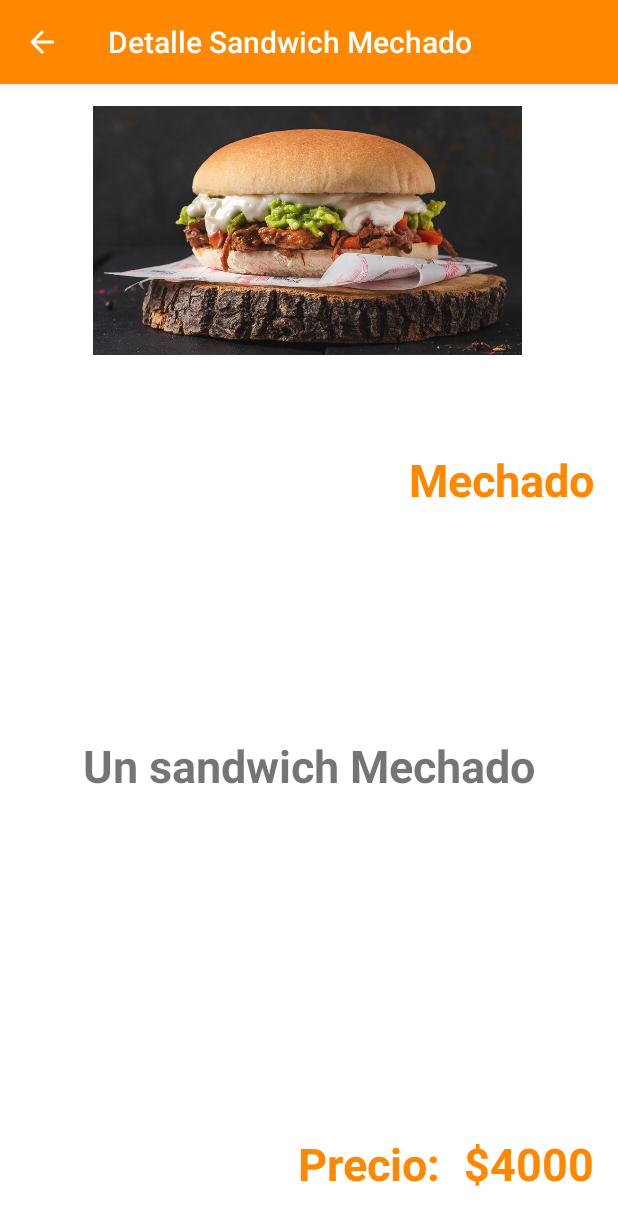
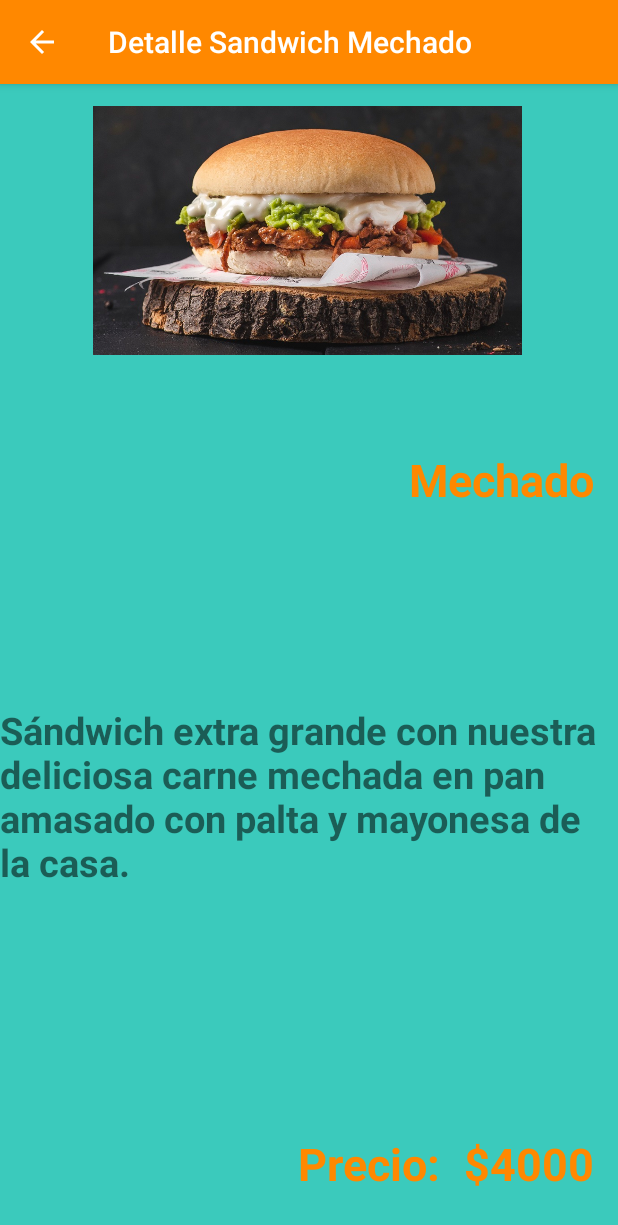
Before and after one commit to MarceloYevenes/ProyectoFinal, an Android app: the ListaSandwiches screen opened directly, with no data from a screen before it, after a tap on "MECHADO", on a phone screen of 412 x 824 dp. Shown: the top 1225 px of the screen. Run offline under Robolectric (Android 15) with nearby library versions, the phone set to English and light mode, and no system bars.

Commit message:
Correciones finales en los string fondo de pantalla e interfaz final, además de las descripciones.

```diff
--- a/app/src/main/java/com/example/proyectofinal/DetallesSandwich.java
+++ b/app/src/main/java/com/example/proyectofinal/DetallesSandwich.java
@@ -4,7 +4,7 @@ package com.example.proyectofinal;
 import android.annotation.SuppressLint;
 import android.content.Intent;
 import android.os.Bundle;
-import android.util.Log;
+
 import android.widget.ImageView;
 import android.widget.TextView;
 import androidx.appcompat.app.AppCompatActivity;
@@ -32,9 +32,9 @@ public class DetallesSandwich extends AppCompatActivity {
         descripcion_sandwich = intent.getStringExtra("descripcion_sandwich");
         imagen_sandwich = intent.getIntExtra("imagen_sandwich",R.drawable.no_disponible);
 
-        Log.i("infoo",""+imagen_sandwich);
+
         //TITULO AL ACTIVITY
-        this.setTitle("Detalle Sandwich "+nombre_sandwich);
+        this.setTitle(getString(R.string.detalle)+" "+nombre_sandwich);
 
         //SE INSTANCIA LAS ID DE LOS OBJETOS
         nombreID = findViewById(R.id.nombreID);
@@ -44,7 +44,7 @@ public class DetallesSandwich extends AppCompatActivity {
 
         //TRASPASO DE DATOS RECIBIDOS DE LA VENTANA ANTERIOR
         nombreID.setText(nombre_sandwich);
-        precioID.setText("$"+precio_sandwich);
+        precioID.setText(getString(R.string.peso)+precio_sandwich);
         DescripcionID.setText(descripcion_sandwich);
         imagenID.setImageResource(imagen_sandwich);
 
--- a/app/src/main/java/com/example/proyectofinal/ListaSandwiches.java
+++ b/app/src/main/java/com/example/proyectofinal/ListaSandwiches.java
@@ -36,11 +36,11 @@ public class ListaSandwiches extends AppCompatActivity {
                 LinearLayout.LayoutParams.WRAP_CONTENT);
 
         //SANDWICHES
-        lista_sandwiches.add(new sandwich(0, "Mechado",R.drawable.mechado, "4000", "Un sandwich Mechado"));
-        lista_sandwiches.add(new sandwich(1, "Chacarero", R.drawable.chacarero, "3500", "Un sandwich Chacarero"));
-        lista_sandwiches.add(new sandwich(2, "Barros luco", R.drawable.barros_luco, "5000", "Un sandwich Barros luco"));
-        lista_sandwiches.add(new sandwich(3, "Chemilico", R.drawable.chemilico, "3500", "Un sandwich Chemilico"));
-        lista_sandwiches.add(new sandwich(4, "Churrasco italiano", R.drawable.italianio, "3000", "Un sandwich Churrasco italiano"));
+        lista_sandwiches.add(new sandwich(0, getString(R.string.Mechado),R.drawable.mechado, getString(R.string.Mechado_precio), getString(R.string.Mechado_descripcion)));
+        lista_sandwiches.add(new sandwich(1, getString(R.string.Chacarero), R.drawable.chacarero, getString(R.string.Chacarero_precio), getString(R.string.Chacarero_descripcion)));
+        lista_sandwiches.add(new sandwich(2, getString(R.string.Barros_luco), R.drawable.barros_luco, getString(R.string.Barros_luco_precio), getString(R.string.Barros_luco_descripcion)));
+        lista_sandwiches.add(new sandwich(3, getString(R.string.Chemilico), R.drawable.chemilico, getString(R.string.Chemilico_precio), getString(R.string.Chemilico_descripcion)));
+        lista_sandwiches.add(new sandwich(4, getString(R.string.Churrasco_italiano), R.drawable.italianio, getString(R.string.Churrasco_italiano_precio), getString(R.string.Churrasco_italiano_descripcion)));
 
 
         for(sandwich c:lista_sandwiches){
--- a/app/src/main/res/layout/activity_detalles_sandwich.xml
+++ b/app/src/main/res/layout/activity_detalles_sandwich.xml
@@ -4,7 +4,7 @@
     xmlns:tools="http://schemas.android.com/tools"
     android:layout_width="match_parent"
     android:layout_height="match_parent"
-    android:background="@android:color/background_light"
+    android:background="@color/fondo_Detalle"
     tools:context=".SobreNosotros">
 
     <ImageView
@@ -49,14 +49,15 @@
         android:layout_width="wrap_content"
         android:layout_height="wrap_content"
         android:layout_marginBottom="124dp"
+        android:paddingTop="100dp"
         android:text="@string/vacio"
-        android:textSize="30sp"
+        android:textSize="25sp"
         android:textStyle="bold"
         app:layout_constraintBottom_toTopOf="@+id/textView5"
         app:layout_constraintEnd_toEndOf="parent"
         app:layout_constraintStart_toStartOf="parent"
         app:layout_constraintTop_toBottomOf="@+id/nombreID"
-        app:layout_constraintVertical_bias="0.598" />
+        app:layout_constraintVertical_bias="0.427" />
 
     <TextView
         android:id="@+id/nombreID"
--- a/app/src/main/res/values/colors.xml
+++ b/app/src/main/res/values/colors.xml
@@ -3,4 +3,5 @@
     <color name="colorPrimary">#ffff8800</color>
     <color name="colorPrimaryDark">#FF5722</color>
     <color name="colorAccent">#03DAC5</color>
+    <color name="fondo_Detalle">#3BCABC</color>
 </resources>
--- a/app/src/main/res/values/strings.xml
+++ b/app/src/main/res/values/strings.xml
@@ -14,7 +14,32 @@
         ES FAST FOOT!!
     </string>
     <string name="mi_titulo">Sandwiches</string>
-    <string name="vacio"></string>
+    <string name="vacio">""</string>
     <string name="precio">Precio:</string>
+    <string name="detalle">Detalle Sandwich </string>
+    <string name="peso">$</string>
+
+    <string name="Mechado">Mechado</string>
+    <string name="Chacarero">Chacarero</string>
+    <string name="Barros_luco">Barros luco</string>
+    <string name="Chemilico">Chemilico</string>
+    <string name="Churrasco_italiano">Churrasco italiano</string>
+
+    <string name="Mechado_precio">4000</string>
+    <string name="Chacarero_precio">3500</string>
+    <string name="Barros_luco_precio">5000</string>
+    <string name="Chemilico_precio">3500</string>
+    <string name="Churrasco_italiano_precio">4500</string>
+
+
+    <string name="Mechado_descripcion">Sándwich extra grande con nuestra deliciosa carne mechada en pan amasado con palta y mayonesa de la casa.</string>
+    <string name="Chacarero_descripcion">Chacarero es un sándwich chileno hecho con porotos verdes/ejotes, tomate y carne. Delicioso.</string>
+    <string name="Barros_luco_descripcion">El Barros Luco es un sándwich que lleva carne a la plancha y queso caliente</string>
+    <string name="Chemilico_descripcion">El chemilico es un sandwich de carne de res (churrasco) con huevo frito</string>
+    <string name="Churrasco_italiano_descripcion">La carne es lomo de vacuno, paltas frescas, tomate y pan a elección, puede usar el clásico frica (tipo hamburguesa), marraqueta, u otro.</string>
+
+
+
+
 
 </resources>
```
